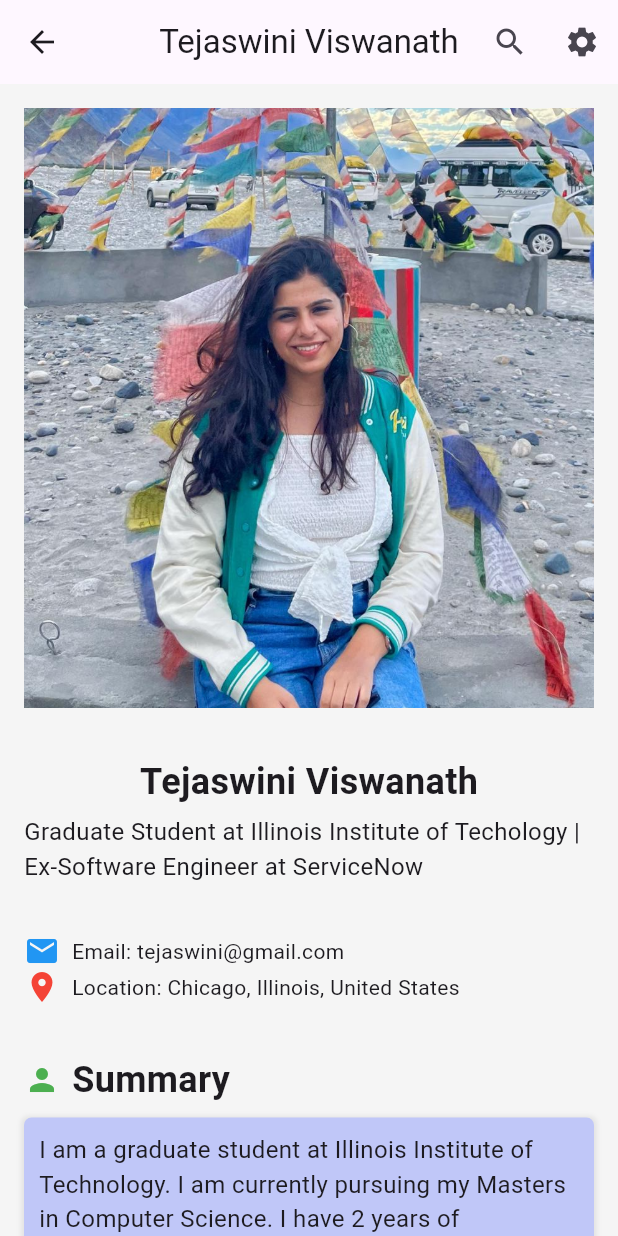
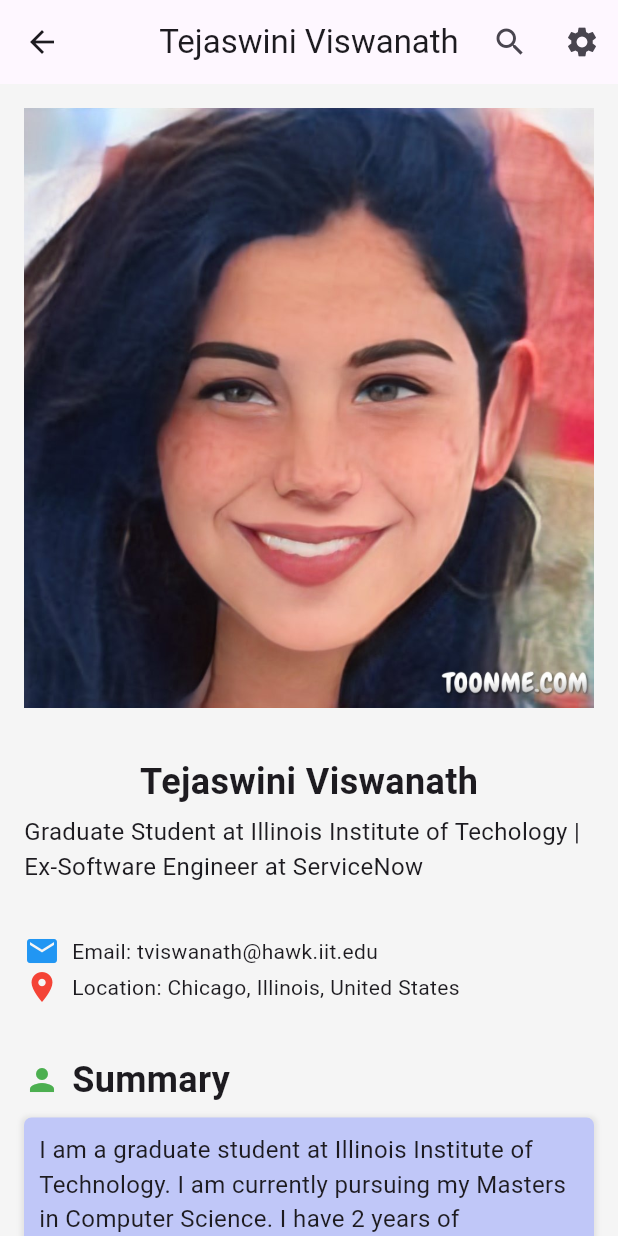
Before and after one commit to tejaswini-v5/Profile-Page, a Flutter app: the screen it shows after launch, after a tap on the "arrow back" icon, on a phone screen of 412 x 824 dp. Run offline on Flutter 3.47's test engine with Material 3 defaults, Android fonts, the phone set to English and light mode, and no system bars.

Commit message:
Adding files for profile picture app using flutter

```diff
--- a/lib/linked_in_profile.dart
+++ b/lib/linked_in_profile.dart
@@ -8,7 +8,7 @@ import 'widgets/skill.dart';
 class LinkedInProfile extends StatelessWidget {
 
   final UserInfo userInfo;
-  const LinkedInProfile(this.userInfo);
+  const LinkedInProfile(this.userInfo, {super.key});
 
   @override
   Widget build(BuildContext context) {
@@ -23,16 +23,16 @@ class LinkedInProfile extends StatelessWidget {
           centerTitle: true,
           leading: IconButton(
             onPressed: () {},
-            icon: Icon(Icons.arrow_back),
+            icon: const Icon(Icons.arrow_back),
           ),
           actions: [
             IconButton(
               onPressed: () {},
-              icon: Icon(Icons.search),
+              icon: const Icon(Icons.search),
             ),
             IconButton(
               onPressed: () {},
-              icon: Icon(Icons.settings),
+              icon: const Icon(Icons.settings),
             ),
           ],
         ),
@@ -68,7 +68,7 @@ class LinkedInProfile extends StatelessWidget {
                     userInfo.name,
                     style: const TextStyle(fontSize: 24, fontWeight: FontWeight.bold),
                   ),
-                  SizedBox(height: 5),
+                  const SizedBox(height: 5),
                   Text(
                     userInfo.position,
                     style: const TextStyle(fontSize: 16),
@@ -77,7 +77,7 @@ class LinkedInProfile extends StatelessWidget {
               ),
             ),
 
-            SizedBox(height: 1),
+            const SizedBox(height: 1),
 
             // Display the user's contact information and location
             Container(
@@ -87,16 +87,16 @@ class LinkedInProfile extends StatelessWidget {
                 children: [
                   Row(
                     children: [
-                      Icon(Icons.email, color: Colors.blue), // Add the email icon
-                      SizedBox(width: 8), // Add spacing between icon and text
+                      const Icon(Icons.email, color: Colors.blue), // Add the email icon
+                      const SizedBox(width: 8), // Add spacing between icon and text
                       Text('Email: ${userInfo.email}'),
                     ],
                   ),
                   // Location with an icon
                   Row(
                     children: [
-                      Icon(Icons.location_on, color: Colors.red), // Add the location icon
-                      SizedBox(width: 8), // Add spacing between icon and text
+                      const Icon(Icons.location_on, color: Colors.red), // Add the location icon
+                      const SizedBox(width: 8), // Add spacing between icon and text
                       Text('Location: ${userInfo.location}'),
                     ],
                   ),
@@ -104,7 +104,7 @@ class LinkedInProfile extends StatelessWidget {
               ),
             ),
 
-            SizedBox(height: 1),
+            const SizedBox(height: 1),
 
             // Display the user's summary information
             Container(
@@ -112,28 +112,28 @@ class LinkedInProfile extends StatelessWidget {
               child: Column(
                 crossAxisAlignment: CrossAxisAlignment.start,
                   children: [
-                    Row(
+                    const Row(
                       children: [
                         Icon(Icons.person, color: Colors.green), // Add the summary icon
                         SizedBox(width: 8), // Add spacing between icon and text
-                        Text('Summary', style: const TextStyle(fontSize: 24, fontWeight: FontWeight.bold)),
+                        Text('Summary', style: TextStyle(fontSize: 24, fontWeight: FontWeight.bold)),
                       ],
                     ),
-                    SizedBox(height: 8),
+                    const SizedBox(height: 8),
                     Container(
                         decoration: BoxDecoration(
-                          color: Color.fromARGB(255, 192, 199, 248), // Set the background color for the summary
+                          color: const Color.fromARGB(255, 192, 199, 248), // Set the background color for the summary
                           borderRadius: BorderRadius.circular(5.0),
                           boxShadow: [
                             BoxShadow(
                               color: Colors.grey.withOpacity(0.2), // Shadow color
                               spreadRadius: 2, // Adjust shadow spread
                               blurRadius: 2, // Adjust shadow blur
-                              offset: Offset(0, 1), // Adjust shadow offset
+                              offset: const Offset(0, 1), // Adjust shadow offset
                             ),
                           ], // Adjust the radius for a slight curve
                         ),
-                       padding: EdgeInsets.all(10),
+                       padding: const EdgeInsets.all(10),
                       child: Text(
                         userInfo.summary,
                         style: const TextStyle(fontSize: 16),
@@ -145,11 +145,11 @@ class LinkedInProfile extends StatelessWidget {
 
             // Display the user's education information
             ListTile(
-              title: Row(
+              title: const Row(
                 children: [
                   Icon(Icons.school, color: Colors.green), // Add the education icon
                   SizedBox(width: 8), // Add spacing between icon and text
-                  Text('Education', style: const TextStyle(fontSize: 24, fontWeight: FontWeight.bold)),
+                  Text('Education', style: TextStyle(fontSize: 24, fontWeight: FontWeight.bold)),
                   SizedBox(width: 8),
                 ],
               ),
@@ -169,12 +169,12 @@ class LinkedInProfile extends StatelessWidget {
 
             // Display the user's experience information
             ListTile(
-              title: Row(
+              title: const Row(
                 children: [
                   // Add the experience icon
                   Icon(Icons.work, color: Colors.green),
                   SizedBox(width: 8), // Add spacing between icon and text
-                  Text('Experience', style: const TextStyle(fontSize: 24, fontWeight: FontWeight.bold)),
+                  Text('Experience', style: TextStyle(fontSize: 24, fontWeight: FontWeight.bold)),
                   SizedBox(width: 8),
                 ],
               ),
@@ -195,12 +195,12 @@ class LinkedInProfile extends StatelessWidget {
 
             // Display the user's projects information
             ListTile(
-              title: Row(
+              title: const Row(
                 children: [
                   // Add the Project icon
                   Icon(Icons.code, color: Colors.green),
                   SizedBox(width: 8), // Add spacing between icon and text
-                  Text('Projects', style: const TextStyle(fontSize: 24, fontWeight: FontWeight.bold)),
+                  Text('Projects', style: TextStyle(fontSize: 24, fontWeight: FontWeight.bold)),
                   SizedBox(width: 8),
                   SizedBox(height: 5),
                 ],
@@ -221,12 +221,12 @@ class LinkedInProfile extends StatelessWidget {
 
             // Display the user's skills information
             ListTile(
-              title: Row(
+              title: const Row(
                 children: [
                   // Add the skills icon
                   Icon(Icons.star, color: Colors.green),
                   SizedBox(width: 8), // Add spacing between icon and text
-                  Text('Skills', style: const TextStyle(fontSize: 24, fontWeight: FontWeight.bold)),
+                  Text('Skills', style: TextStyle(fontSize: 24, fontWeight: FontWeight.bold)),
                   SizedBox(width: 8),
                 ],
               ),
--- a/lib/main.dart
+++ b/lib/main.dart
@@ -83,15 +83,15 @@ void main() {
   UserInfo userInfo = UserInfo(
     name: 'Tejaswini Viswanath',
     position: 'Graduate Student at Illinois Institute of Techology | Ex-Software Engineer at ServiceNow',
-    imagePath: 'assets/images/ProfessionalHeadShot.jpeg',
-    email: 'tejaswini@gmail.com',
+    imagePath: 'assets/images/TejaswiniToonHeadShot.jpeg',
+    email: 'tviswanath@hawk.iit.edu',
     location: 'Chicago, Illinois, United States',
     summary: 'I am a graduate student at Illinois Institute of Technology. I am currently pursuing my Masters in Computer Science. I have 2 years of experience as a Software Engineer at ServiceNow. I am passionate about learning new technologies and I am looking for a full-time opportunity as a Software Engineer.',
     education: [
       EducationInfo(
       name: 'Illinois Institute of Techology',
       degree: 'Masters in Computer Science',
-      date: 'Aug 2021 - Present',
+      date: 'Aug 2023 - Present',
       ),
       EducationInfo(
         name: 'Keshav Memorial Institute of Technology',
@@ -104,13 +104,13 @@ void main() {
         companyName: 'ServiceNow',
         periodOfWork: 'Dec 2021- July 2023',
         about: 'Worked as a Software Engineer in the SPM team',
-        skills:  ['Flutter', 'Dart', 'Mobile App Development'],
+        skills:  ['JavaScript', 'Java', 'AngularJS', 'ReactJS', 'Flutter', 'Dart', 'Mobile App Development'],
       ),
       ExperienceInfo(
         companyName: 'KMIT',
         periodOfWork: 'Mar 2021 - Nov 2021',
         about: 'Web Developer Intern',
-        skills: ['HTML', 'CSS', 'JavaScript'],
+        skills: ['HTML', 'CSS', 'JavaScript', 'Java', 'NodeJS', 'Machine Learning'],
       ),
     ],
     projects: [
@@ -151,7 +151,7 @@ void main() {
 class MyApp extends StatelessWidget {
   final UserInfo user;
 
-  const MyApp(this.user);
+  const MyApp(this.user, {super.key});
 
   @override
   Widget build(BuildContext context) {
--- a/lib/widgets/education.dart
+++ b/lib/widgets/education.dart
@@ -5,7 +5,7 @@ class Education extends StatelessWidget {
   final String degree;
   final String date;
 
-  Education({
+  const Education({super.key,
     required this.name,
     required this.degree,
     required this.date,
@@ -17,18 +17,18 @@ class Education extends StatelessWidget {
 
     return Card(
       elevation: 2,
-      color: Color.fromARGB(255, 247, 230, 135),
-      margin: EdgeInsets.all(8),
+      color: const Color.fromARGB(255, 247, 230, 135),
+      margin: const EdgeInsets.all(8),
       child: Padding(
-        padding: EdgeInsets.all(16),
+        padding: const EdgeInsets.all(16),
         child: Column(
           crossAxisAlignment: CrossAxisAlignment.start,
           children: [
-            SizedBox(height: 5),
+            const SizedBox(height: 5),
               Row(
                 children: [
-                  Icon(Icons.description, color: Colors.purple, size: 20), // Add the date icon
-                          SizedBox(width: 8), // Add spacing between icon and text
+                  const Icon(Icons.description, color: Colors.purple, size: 20), // Add the date icon
+                          const SizedBox(width: 8), // Add spacing between icon and text
                           Text(
                             name,
                             style: const TextStyle(
@@ -38,10 +38,10 @@ class Education extends StatelessWidget {
                           ),
                   ],
                 ),
-              SizedBox(height: 5), // Add a vertical space between "name" and "degree"
+              const SizedBox(height: 5), // Add a vertical space between "name" and "degree"
               Row(
                     children: [
-                          SizedBox(width: 29), // Adjust spacing between "name" and "degree"
+                          const SizedBox(width: 29), // Adjust spacing between "name" and "degree"
                           Text(
                             degree,
                             style: const TextStyle(
@@ -51,10 +51,10 @@ class Education extends StatelessWidget {
                           ),
                         ],
                 ),
-              SizedBox(height: 5), // Add a vertical space between "degree" and "date"
+              const SizedBox(height: 5), // Add a vertical space between "degree" and "date"
               Row(
                   children: [
-                          SizedBox(width: 29), // Adjust spacing between "degree" and "date"
+                          const SizedBox(width: 29), // Adjust spacing between "degree" and "date"
                           Text(
                            date,
                             style: const TextStyle(
@@ -64,7 +64,7 @@ class Education extends StatelessWidget {
                           ),
                         ],
                   ),
-                SizedBox(height: 16), // Add vertical spacing between education entries
+                const SizedBox(height: 16), // Add vertical spacing between education entries
               ],
 
 
--- a/lib/widgets/experience.dart
+++ b/lib/widgets/experience.dart
@@ -6,7 +6,7 @@ class Experience extends StatelessWidget {
   final String about;
   final List<String> skills;
 
-  Experience({
+  const Experience({super.key,
     required this.companyName,
     required this.periodOfWork,
     required this.about,
@@ -16,48 +16,48 @@ class Experience extends StatelessWidget {
   @override
   Widget build(BuildContext context) {
     return Card(
-      color: Color.fromARGB(255, 255, 161, 79),
-      margin: EdgeInsets.all(8),
+      color: const Color.fromARGB(255, 255, 161, 79),
+      margin: const EdgeInsets.all(8),
       elevation: 2,
       child: Padding(
-        padding: EdgeInsets.all(15),
+        padding: const EdgeInsets.all(15),
         child: Column(
           crossAxisAlignment: CrossAxisAlignment.start,
           children: [
             Text(
               companyName,
-              style: TextStyle(
+              style: const TextStyle(
                 fontSize: 18,
                 fontWeight: FontWeight.bold,
               ),
             ),
-            SizedBox(height: 8),
+            const SizedBox(height: 8),
             Text(
-              'Duration: ${periodOfWork}',
-              style: TextStyle(fontSize: 16),
+              'Duration: $periodOfWork',
+              style: const TextStyle(fontSize: 16),
             ),
-            SizedBox(height: 8),
-            Text(
+            const SizedBox(height: 8),
+            const Text(
               'About:',
               style: TextStyle(
                 fontSize: 16,
                 fontWeight: FontWeight.bold,
               ),
             ),
-            SizedBox(height: 6),
+            const SizedBox(height: 6),
             Text(
               about,
-              style: TextStyle(fontSize: 16),
+              style: const TextStyle(fontSize: 16),
             ),
-            SizedBox(height: 8),
-            Text(
+            const SizedBox(height: 8),
+            const Text(
               'Skills:',
               style: TextStyle(
                 fontSize: 16,
                 fontWeight: FontWeight.bold,
               ),
             ),
-            SizedBox(height: 6),
+            const SizedBox(height: 6),
             Wrap(
               spacing: 8,
               children: skills.map((skill) {
--- a/lib/widgets/project.dart
+++ b/lib/widgets/project.dart
@@ -5,7 +5,7 @@ class Project extends StatelessWidget {
   final String description;
   final String date;
 
-  Project({
+  const Project({super.key,
     required this.projectName,
     required this.description,
     required this.date,
@@ -16,34 +16,34 @@ class Project extends StatelessWidget {
 
      return Card(
       elevation: 2,
-      color: Color.fromARGB(255, 167, 227, 227),
-      margin: EdgeInsets.all(8),
+      color: const Color.fromARGB(255, 167, 227, 227),
+      margin: const EdgeInsets.all(8),
       child: Padding(
-        padding: EdgeInsets.all(16),
+        padding: const EdgeInsets.all(16),
         child: Column(
           crossAxisAlignment: CrossAxisAlignment.start,
           children: [
             Text(
               projectName,
-              style: TextStyle(
+              style: const TextStyle(
                 fontSize: 18,
                 fontWeight: FontWeight.bold,
                 color: Colors.black,
               ),
             ),
-            SizedBox(height: 8),
+            const SizedBox(height: 8),
             Text(
               date,
-              style: TextStyle(fontSize: 16, color: Colors.black),
+              style: const TextStyle(fontSize: 16, color: Colors.black),
             ),
-            SizedBox(height: 8),
+            const SizedBox(height: 8),
             Text(
               description,
-              style: TextStyle(
+              style: const TextStyle(
                 fontSize: 16,
               ),
             ),
-            SizedBox(height: 8),
+            const SizedBox(height: 8),
           ],
         ),
       ),
--- a/lib/widgets/skill.dart
+++ b/lib/widgets/skill.dart
@@ -4,7 +4,7 @@ class Skill extends StatelessWidget {
   final String skillName;
   final String logoPath;
 
-  Skill({
+  const Skill({super.key,
     required this.skillName,
     required this.logoPath,
   });
@@ -12,17 +12,17 @@ class Skill extends StatelessWidget {
   @override
   Widget build(BuildContext context) {
   return Container(
-    margin: EdgeInsets.symmetric(vertical: 8), // Adjust vertical spacing
-    padding: EdgeInsets.all(12), // Add padding to the container
+    margin: const EdgeInsets.symmetric(vertical: 8), // Adjust vertical spacing
+    padding: const EdgeInsets.all(12), // Add padding to the container
     decoration: BoxDecoration(
-      color: Color.fromARGB(255, 247, 197, 223), // Background color
+      color: const Color.fromARGB(255, 247, 197, 223), // Background color
       borderRadius: BorderRadius.circular(16), // Rounded corners
       boxShadow: [
         BoxShadow(
           color: Colors.grey.withOpacity(0.3), // Shadow color
           spreadRadius: 2, // Adjust shadow spread
           blurRadius: 4, // Adjust shadow blur
-          offset: Offset(0, 2), // Adjust shadow offset
+          offset: const Offset(0, 2), // Adjust shadow offset
         ),
       ],
     ),
@@ -48,11 +48,11 @@ class Skill extends StatelessWidget {
             ),
           ),
         ),
-        SizedBox(width: 16), // Add horizontal spacing between logo and text
+        const SizedBox(width: 16), // Add horizontal spacing between logo and text
         // Skill name
         Text(
           skillName, // Display the skill name
-          style: TextStyle(
+          style: const TextStyle(
             fontSize: 18, // Adjust font size
             color: Colors.black, // Text color
             fontWeight: FontWeight.bold, // Add bold font weight
```
Also changed, not shown: assets/images/ProfessionalHeadShot.jpeg (deleted), assets/images/TejaswiniToonHeadShot.jpeg (added), assets/images/view1.png (added), assets/images/view_1.png (deleted), pubspec.lock, 3 other files.
